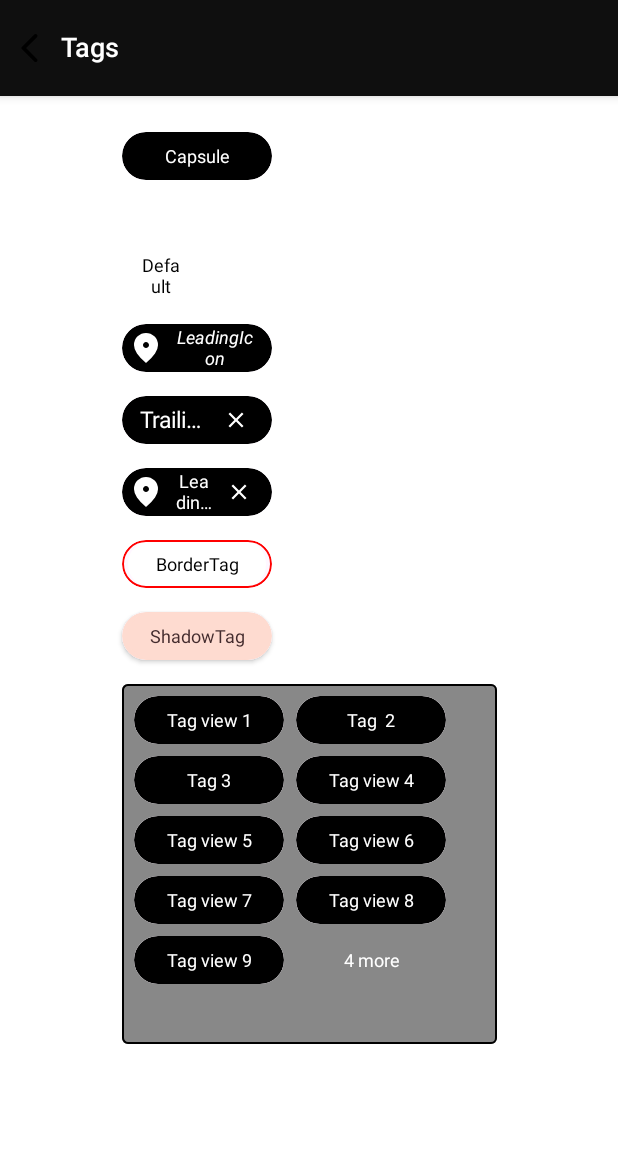
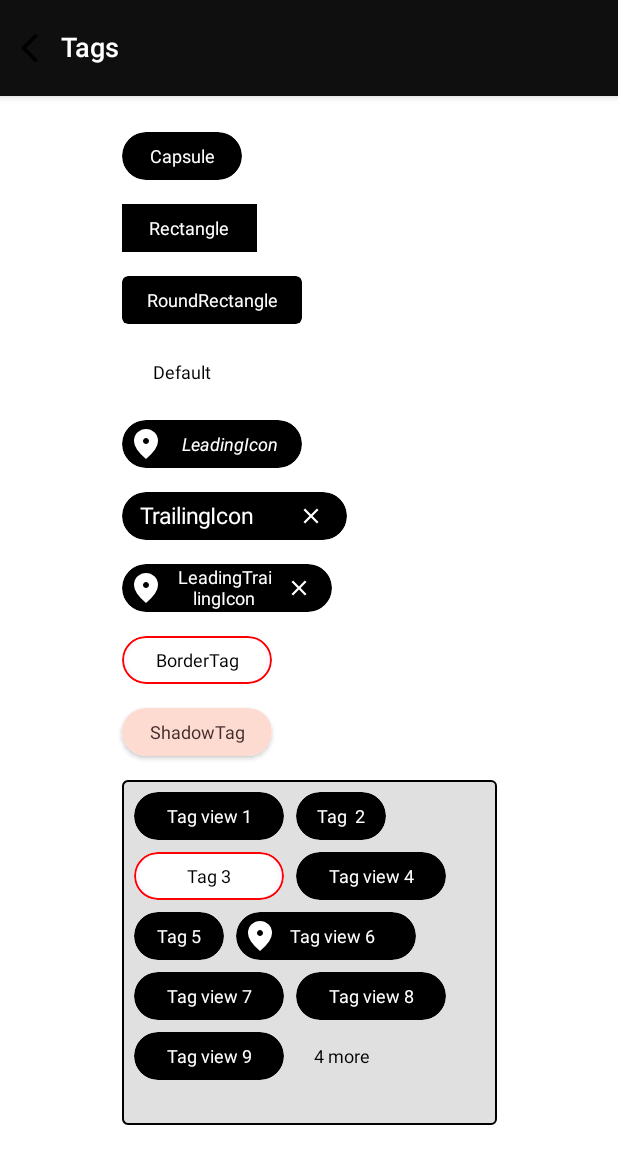
Before and after one commit to codeandtheory/YTag-android, an Android app built with Jetpack Compose: the YTagActivity screen opened directly, with no data from a screen before it, on a phone screen of 412 x 824 dp. Shown: the top 1164 px of the screen. Run offline under Robolectric (Android 15) with nearby library versions, the phone set to English and light mode, and no system bars; our stand-ins replace Dagger/Hilt's generated code, constraintlayout-compose.

Commit message:
Updated catalog app home screen elements properties.

```diff
--- a/core/ui/src/main/java/co/yml/coreui/core/ui/ytag/model/TagViewModifiers.kt
+++ b/core/ui/src/main/java/co/yml/coreui/core/ui/ytag/model/TagViewModifiers.kt
@@ -84,7 +84,7 @@ data class TagViewModifiers(
     val semantics: String
 ) {
     class Builder {
-        private var minWidth: Dp = 52.dp
+        private var minWidth: Dp = 80.dp
         private var minHeight: Dp = 32.dp
         private var width: Dp? = null
         private var height: Dp = minHeight
--- /dev/null
+++ b/core/ui/src/main/res/values/colors.xml
@@ -0,0 +1,4 @@
+<?xml version="1.0" encoding="utf-8"?>
+<resources>
+    <color name="light_gray">#E0E0E0</color>
+</resources>
--- a/feature/ytag/src/main/java/co/yml/coreui/feature/ytag/ui/YTagActivity.kt
+++ b/feature/ytag/src/main/java/co/yml/coreui/feature/ytag/ui/YTagActivity.kt
@@ -70,8 +70,8 @@ class YTagActivity : ComponentActivity() {
                                 items(10) { item ->
                                     when (item) {
                                         0 -> CapsuleTag()
-//                                        1 -> RectangleTag()
-//                                        2 -> RoundRectangleTag()
+                                        1 -> RectangleTag()
+                                        2 -> RoundRectangleTag()
                                         3 -> DefaultTag()
                                         4 -> TagWithLeadingIcon()
                                         5 -> TagWithTrailingIcon()
@@ -105,7 +105,6 @@ fun DefaultTag() {
 @Composable
 fun CapsuleTag() {
     val tagViewModifiers = TagViewModifiers.Builder()
-        .width(100.dp)
         .shape(CircleShape)
         .backgroundColor(Color.Black)
         .textColor(Color.White)
@@ -121,7 +120,7 @@ fun CapsuleTag() {
 @Composable
 fun RectangleTag() {
     val tagViewModifiers = TagViewModifiers.Builder()
-        .width(100.dp)
+        .width(90.dp)
         .shape(RectangleShape)
         .backgroundColor(Color.Black)
         .textColor(Color.White)
@@ -138,7 +137,7 @@ fun RectangleTag() {
 fun RoundRectangleTag() {
     val tagViewModifiers = TagViewModifiers.Builder()
         .shape(RoundedCornerShape(dimensionResource(id = R.dimen.padding_small)))
-        .width(100.dp)
+        .width(120.dp)
         .backgroundColor(Color.Black)
         .textColor(Color.White)
         .style(textStyle)
@@ -154,7 +153,7 @@ fun RoundRectangleTag() {
 fun TagWithLeadingIcon() {
     val context = LocalContext.current
     val tagViewModifiers = TagViewModifiers.Builder()
-        .width(100.dp)
+        .width(120.dp)
         .maxLines(1)
         .overFlow(TextOverflow.Ellipsis)
         .shape(CircleShape)
@@ -185,7 +184,7 @@ fun TagWithLeadingIcon() {
 fun TagWithTrailingIcon() {
     val context = LocalContext.current
     val tagViewModifiers = TagViewModifiers.Builder()
-        .width(100.dp)
+        .width(150.dp)
         .maxLines(1)
         .textAlign(TextAlign.Start)
         .overFlow(TextOverflow.Ellipsis)
@@ -217,7 +216,7 @@ fun TagWithTrailingIcon() {
 fun TagWithLeadingTrailingIcon() {
     val context = LocalContext.current
     val tagViewModifiers = TagViewModifiers.Builder()
-        .width(100.dp)
+        .width(140.dp)
         .maxLines(1)
         .overFlow(TextOverflow.Ellipsis)
         .shape(CircleShape)
@@ -309,6 +308,9 @@ fun ShadowTag() {
 
 @Composable
 fun DefaultTagViewContainer() {
+    val context = LocalContext.current
+    val text = stringResource(id = co.yml.coreui.feature.ytag.R.string.tag_leading_icon)
+
     val tagViewModifiers = TagViewModifiers.Builder()
         .shape(CircleShape)
         .width(100.dp)
@@ -326,7 +328,7 @@ fun DefaultTagViewContainer() {
     val tagViewData = listOf(
         TagViewData("Tag view 1", tagViewModifiers),
         TagViewData("Tag  2", TagViewModifiers.Builder()
-            .width(100.dp)
+            .width(60.dp)
             .shape(CircleShape)
             .backgroundColor(Color.Black)
             .textColor(Color.White)
@@ -336,10 +338,42 @@ fun DefaultTagViewContainer() {
                 Log.i("check_click", "tag view clicked")
             }
             .build()),
-        TagViewData("Tag 3", tagViewModifiers),
+        TagViewData("Tag 3", TagViewModifiers.Builder()
+            .width(100.dp)
+            .textColor(Color.Black)
+            .enableBorder(true)
+            .borderColor(Color.Red)
+            .borderWidth(dimensionResource(id = R.dimen.padding_very_tiny))
+            .backgroundColor(Color.White)
+            .shape(CircleShape)
+            .style(textStyle)
+            .build()),
         TagViewData("Tag view 4", tagViewModifiers),
-        TagViewData("Tag view 5", tagViewModifiers),
-        TagViewData("Tag view 6", tagViewModifiers),
+        TagViewData("Tag 5", tagViewModifiers.copy(width = 60.dp)),
+        TagViewData(text = "Tag view 6", tagViewModifiers = TagViewModifiers.Builder()
+            .width(120.dp)
+            .maxLines(1)
+            .textAlign(TextAlign.Start)
+            .overFlow(TextOverflow.Ellipsis)
+            .shape(CircleShape)
+            .backgroundColor(Color.Black)
+            .textColor(Color.White)
+            .build()
+        ,leadingIcon = { enabled ->
+                IconButton(
+                    modifier = Modifier.size(dimensionResource(id = R.dimen.padding_normal_medium)),
+                    onClick = {
+                        if (enabled) {
+                            Toast.makeText(context, text, Toast.LENGTH_SHORT).show()
+                        }
+                    }) {
+                    Icon(
+                        painter = painterResource(id = co.yml.coreui.feature.ytag.R.drawable.ic_location_24px),
+                        contentDescription = null,
+                        tint = Color.White
+                    )
+                }
+            }),
         TagViewData("Tag view 7", tagViewModifiers),
         TagViewData("Tag view 8", tagViewModifiers),
         TagViewData("Tag view 9", tagViewModifiers),
@@ -355,17 +389,18 @@ fun DefaultTagViewContainer() {
         .shape(RoundedCornerShape(4.dp))
         .tagSpacingVertical(8.dp)
         .tagSpacingHorizontal(8.dp)
-        .backgroundColor(Color.Gray)
+        .backgroundColor(colorResource(id = R.color.light_gray))
         .width(250.dp)
-        .height(240.dp)
+        .height(230.dp)
         .moreTagConfiguration(
             TagViewData(
                 overFlowText = {count ->
                        "$count more"
                 },
-                tagViewModifiers = TagViewModifiers.Builder().backgroundColor(Color.Gray)
+                tagViewModifiers = TagViewModifiers.Builder().backgroundColor(colorResource(id = R.color.light_gray))
                     .width(100.dp)
-                    .textColor(Color.White)
+                    .textColor(Color.Black)
+                    .textAlign(TextAlign.Start)
                     .onCLick { Log.i("check_click", "more tag clicked") }.build()
             )
         )
```
